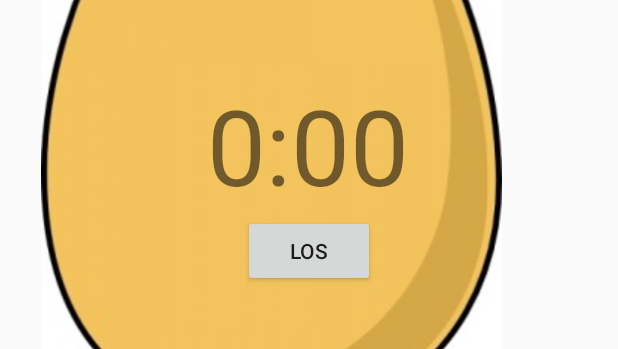
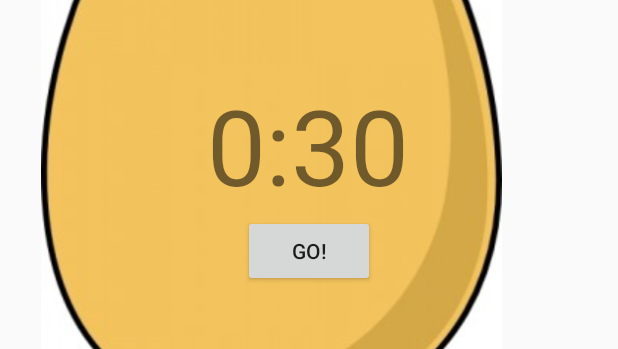
Before and after one commit to NadineGB/Egg-Timer, an Android app: the layout activity_main.xml on its own in the app's theme, with its tools: preview values and no code run, on a phone screen of 412 x 824 dp. Shown: the part 320-669 px from the top of the screen. Run offline under Robolectric (Android 15) with nearby library versions, the phone set to English and light mode, and no system bars.

Commit message:
App complete

```diff
--- a/app/src/main/res/layout/activity_main.xml
+++ b/app/src/main/res/layout/activity_main.xml
@@ -23,7 +23,7 @@
         android:orientation="vertical">
 
         <SeekBar
-            android:id="@+id/TimerSeekBar"
+            android:id="@+id/timerSeekBar"
             android:layout_width="346dp"
             android:layout_height="43dp"
             android:layout_marginTop="20dp"
@@ -37,11 +37,11 @@
             android:orientation="vertical">
 
             <TextView
-                android:id="@+id/timeTextView"
+                android:id="@+id/countdownTextView"
                 android:layout_width="175dp"
                 android:layout_height="wrap_content"
                 android:layout_gravity="center_horizontal"
-                android:text="0:00"
+                android:text="0:30"
                 android:textAlignment="center"
                 android:textSize="70sp" />
 
@@ -50,7 +50,8 @@
                 android:layout_width="wrap_content"
                 android:layout_height="wrap_content"
                 android:layout_gravity="center_horizontal"
-                android:text="Los" />
+                android:onClick="buttonClicked"
+                android:text="Go!" />
         </LinearLayout>
 
     </LinearLayout>
```
Also changed, not shown: app/src/main/java/com/example/eggtimer/MainActivity.java (+88 -0 lines).
